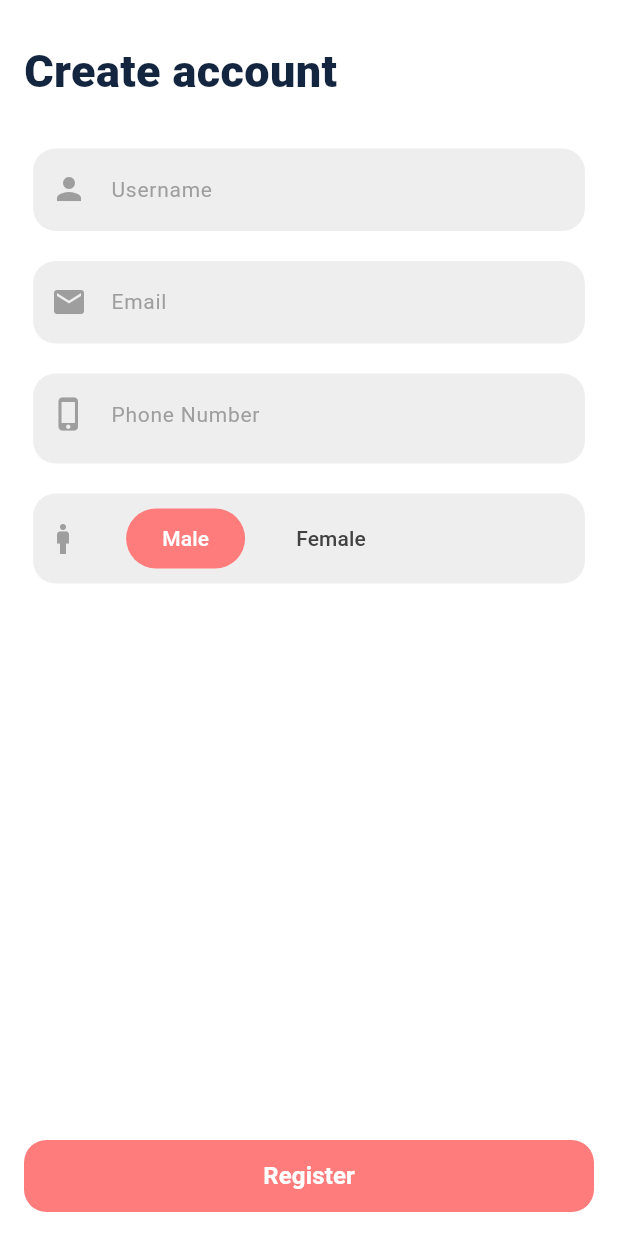
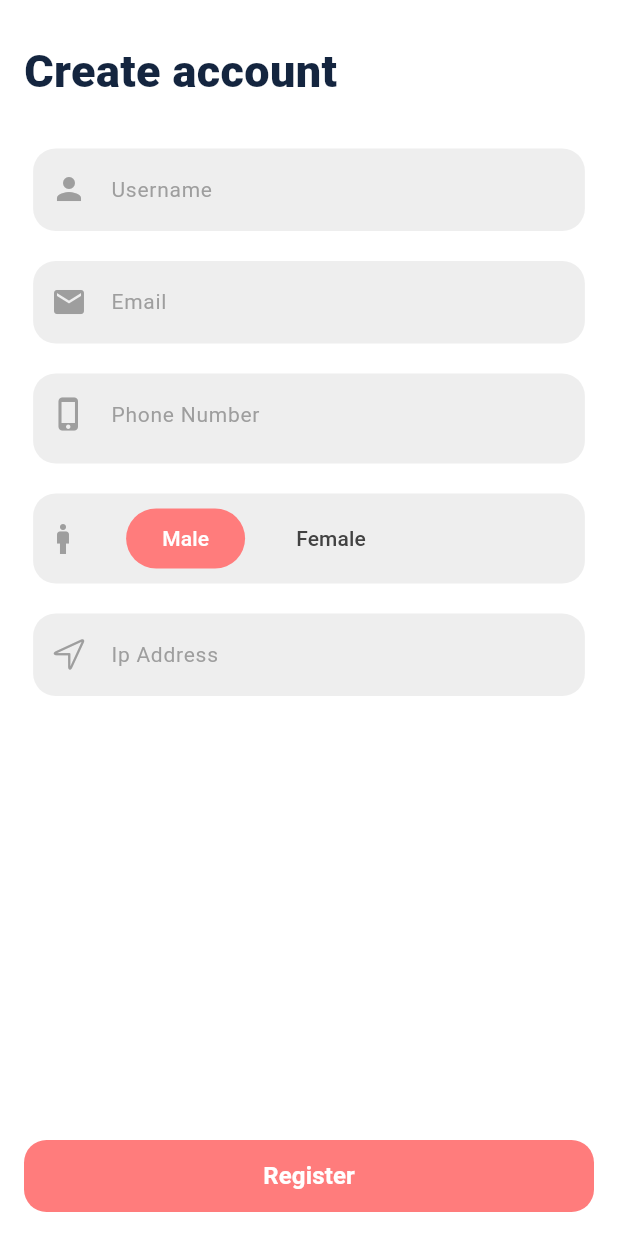
Before and after one commit to ZakariaeAmrani1/SmartHomeAppFlutter, a Flutter app: the screen it shows after launch, on a phone screen of 412 x 824 dp. Run offline on Flutter 3.47's test engine with Material 3 defaults, Android fonts, the light colour scheme and no system bars; our stand-ins replace animated_toggle_switch, dio, dropdown_button2, hive, loading_animation_widget, sleek_circular_slider; missing offline and left inert: alert_info, flutter_hsvcolor_picker, popup_card, record; accounts and stored records are empty.

Commit message:
commit20

```diff
--- a/smarthome/lib/Screens/Home/Views/Register.dart
+++ b/smarthome/lib/Screens/Home/Views/Register.dart
@@ -13,7 +13,7 @@ class Register extends StatefulWidget {
 }
 
 class _RegisterState extends State<Register> {
-  Usermodel newuser = Usermodel(username: "", email: "", phonenumber: "", gender: "male");
+  Usermodel newuser = Usermodel(username: "", email: "", phonenumber: "", gender: "male", ipAddress: "");
   @override
   Widget build(BuildContext context) {
     return Scaffold(
@@ -216,6 +216,39 @@ class _RegisterState extends State<Register> {
                         ),
                       ),
                     ),
+                    SizedBox(height: 20,),
+                     Container(
+                      height: 55,
+                      width: MediaQuery.of(context).size.width / 1.12,
+                      decoration: BoxDecoration(
+                        color: Colors.grey[200],
+                        borderRadius: BorderRadius.circular(15),
+                      ),
+                      child: TextFormField(
+                        decoration: const InputDecoration(
+                          border: InputBorder.none,
+                          contentPadding:
+                              EdgeInsets.symmetric(horizontal: 20, vertical: 15),
+                          hintText: 'Ip Address',
+                          hintStyle: TextStyle(
+                            color: Colors.grey,
+                            fontSize: 14,
+                          ),
+                          prefixIcon: Icon(
+                            CupertinoIcons.location,
+                            color: Colors.grey,
+                          ),
+                        ),
+                        inputFormatters: [
+                          LengthLimitingTextInputFormatter(16),
+                        ],
+                        onChanged: (value) {
+                          setState(() {
+                            newuser.ipAddress = value;
+                          });
+                        },
+                      ),
+                    ),
               ],
             ),
               Container(
@@ -225,7 +258,7 @@ class _RegisterState extends State<Register> {
                   ),
                   child: ElevatedButton(
                     onPressed: () {
-                      if(newuser.email == "" || newuser.username == "" || newuser.phonenumber == "" || newuser.gender == "")
+                      if(newuser.email == "" || newuser.username == "" || newuser.phonenumber == "" || newuser.gender == "" || newuser.ipAddress == "")
                       {
                           AlertInfo.show(
                             context: context,
--- a/smarthome/lib/models/userModel.dart
+++ b/smarthome/lib/models/userModel.dart
@@ -5,6 +5,7 @@ class Usermodel {
    String email;
    String phonenumber;
    String gender;
+   String ipAddress;
   // final String imageUrl;
 
   Usermodel({
@@ -12,6 +13,7 @@ class Usermodel {
     required this.email,
     required this.phonenumber,
     required this.gender,
+    required this.ipAddress,
     // required this.imageUrl,
   });
 }
--- a/smarthome/pubspec.yaml
+++ b/smarthome/pubspec.yaml
@@ -50,7 +50,7 @@ dependencies:
   http: ^1.4.0
   record: ^6.0.0
   dio: ^5.8.0+1
-  welcomescreenflutter: ^0.0.5
+  web_socket_channel: ^3.0.3
 
 dev_dependencies:
   flutter_test:
```
Also changed, not shown: smarthome/lib/Screens/Home/Views/HomeScreen.dart (+73 -26 lines), smarthome/lib/Screens/Home/Views/MainScreen.dart (+25 -32 lines), smarthome/lib/Screens/Settings/Views/SettingScreen.dart (+34 -0 lines), smarthome/pubspec.lock.
